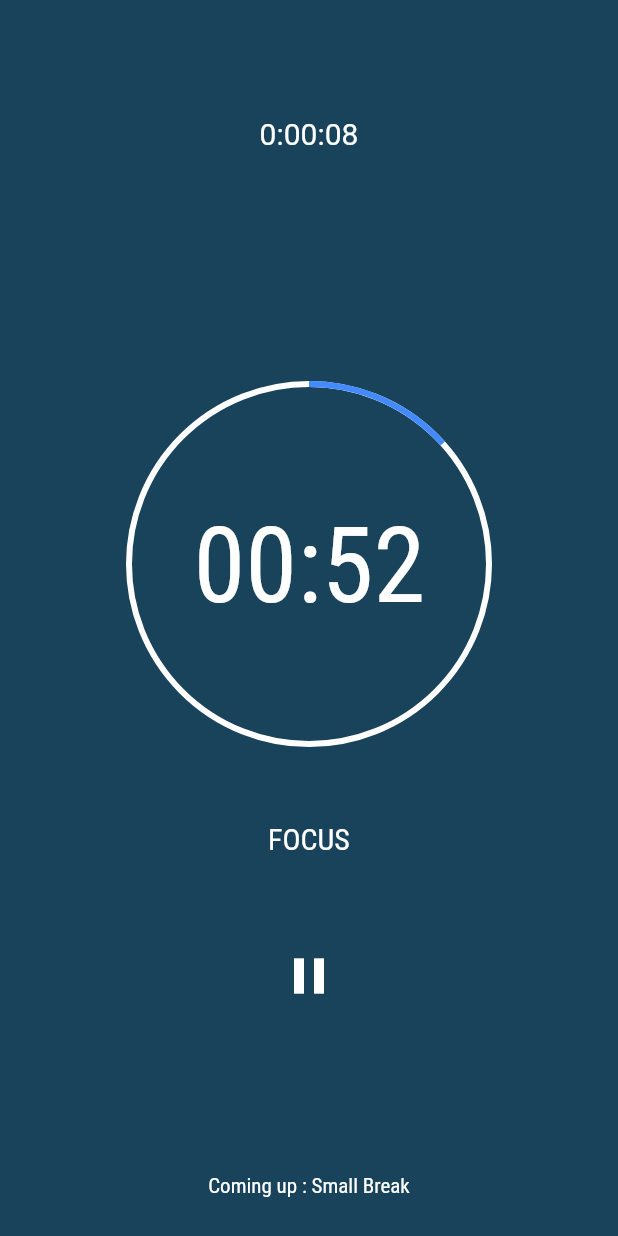
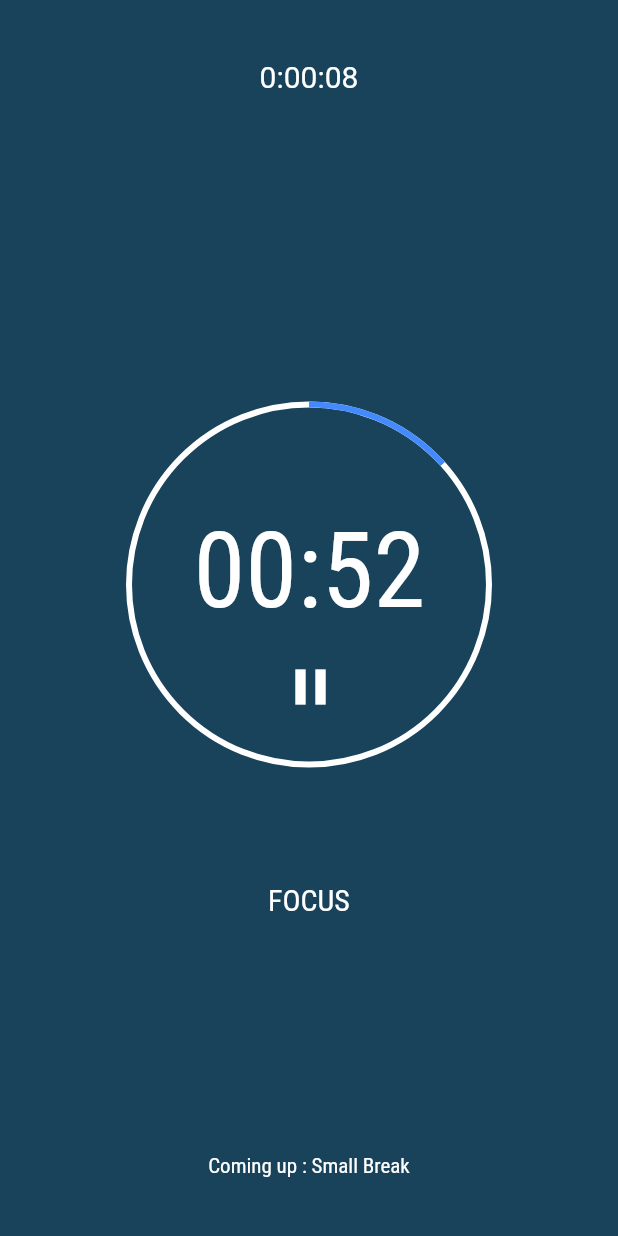
Before and after one commit to richardbonneau/pomodoro_flutter, a Flutter app: the screen it shows after launch, on a phone screen of 412 x 824 dp. Run offline on Flutter 3.47's test engine with Material 2 defaults, Android fonts, the phone set to English and light mode, and no system bars; our stand-ins replace audioplayers, flutter_local_notifications.

Commit message:
Pause button in circle + Removed Notifications as widget

```diff
--- a/lib/pages/TimerApp.dart
+++ b/lib/pages/TimerApp.dart
@@ -14,6 +14,7 @@ class TimerApp extends StatefulWidget {
 
 class TimerAppState extends State<TimerApp> {
   final notifications = FlutterLocalNotificationsPlugin();
+
   DateTime startingTime = DateTime.now();
   String timeWorked = "0:00:01";
   List<String> phases = [
@@ -89,6 +90,18 @@ class TimerAppState extends State<TimerApp> {
   void initState() {
     super.initState();
 
+    final settingsAndroid = AndroidInitializationSettings('icon');
+    final settingsIOS = IOSInitializationSettings(
+        onDidReceiveLocalNotification: (id, title, body, payload) =>
+            onSelectNotification(payload));
+
+    notifications.initialize(
+        InitializationSettings(settingsAndroid, settingsIOS),
+        onSelectNotification: onSelectNotification);
+
+
+
+
     Timer.periodic(Duration(seconds: 1), (timer) async {
       if (remainingTimeUntilNextPhase == "00:00")
         this.goToNextPhase();
@@ -133,7 +146,7 @@ class TimerAppState extends State<TimerApp> {
       }
     });
   }
-
+  Future onSelectNotification(String payload) async => print("clicked");
   @override
   Widget build(BuildContext context) {
     return new Scaffold(
@@ -145,11 +158,10 @@ class TimerAppState extends State<TimerApp> {
             mainAxisAlignment: MainAxisAlignment.spaceAround,
             crossAxisAlignment: CrossAxisAlignment.center,
             children: <Widget>[
-              LocalNotificationWidget(),
+//              LocalNotificationWidget(),
               Text(timeWorked,
                   style: TextStyle(color: Colors.white, fontSize: 20.0)),
-              SizedBox(height: 0.0),
-              SizedBox(height: 0.0),
+              SizedBox(height: 50.0),
               Stack(
                 children: <Widget>[
                   Positioned(
@@ -166,7 +178,7 @@ class TimerAppState extends State<TimerApp> {
                             ))),
                   ),
                   Positioned(
-                      top: 80.0,
+                      top: 70.0,
                       left: MediaQuery.of(context).size.width / 2 - 77.0,
                       child: Align(
                           alignment: Alignment.center,
@@ -174,7 +186,16 @@ class TimerAppState extends State<TimerApp> {
                               style: TextStyle(
                                   color: Colors.white,
                                   fontSize: 70.0,
-                                  fontFamily: 'Roboto Condensed'))))
+                                  fontFamily: 'Roboto Condensed')))),
+                  Positioned(
+                    top: 160.0,
+                    left: MediaQuery.of(context).size.width / 2 - 27.0,
+                    child:IconButton(
+                    icon: pauseOrPlayIcon,
+                    onPressed: this.onPressPause,
+                    iconSize: 40.0,
+                    color: Colors.white,
+                  ),)
                 ],
               ),
               Text(
@@ -184,12 +205,7 @@ class TimerAppState extends State<TimerApp> {
                     color: Colors.white,
                     fontSize: 20.0),
               ),
-              IconButton(
-                icon: pauseOrPlayIcon,
-                onPressed: this.onPressPause,
-                iconSize: 40.0,
-                color: Colors.white,
-              ),
+
               SizedBox(height: 0.0),
               Text(
                 "Coming up : " + phases[nextPhaseIndex],
--- a/lib/utils/LocalNotificationHelper.dart
+++ b/lib/utils/LocalNotificationHelper.dart
@@ -10,6 +10,8 @@ NotificationDetails get _ongoing {
     priority: Priority.High,
     ongoing: true,
     autoCancel: false,
+    playSound: true,
+    sound:"/phase_finished.wav"
   );
   final iOSChannelSpecifics = IOSNotificationDetails();
   return NotificationDetails(androidChannelSpecifics, iOSChannelSpecifics);
--- a/lib/widget/LocalNotificationWidget.dart
+++ b/lib/widget/LocalNotificationWidget.dart
@@ -26,10 +26,8 @@ class _LocalNotificationWidgetState extends State<LocalNotificationWidget> {
         onSelectNotification: onSelectNotification);
   }
 
-  Future onSelectNotification(String payload) async => await Navigator.push(
-        context,
-        MaterialPageRoute(builder: (context) => TimerApp()),
-      );
+  Future onSelectNotification(String payload) async => print("clicked");
+
 
   @override
   Widget build(BuildContext context) => SizedBox.shrink();
```
Also changed, not shown: pubspec.lock.
